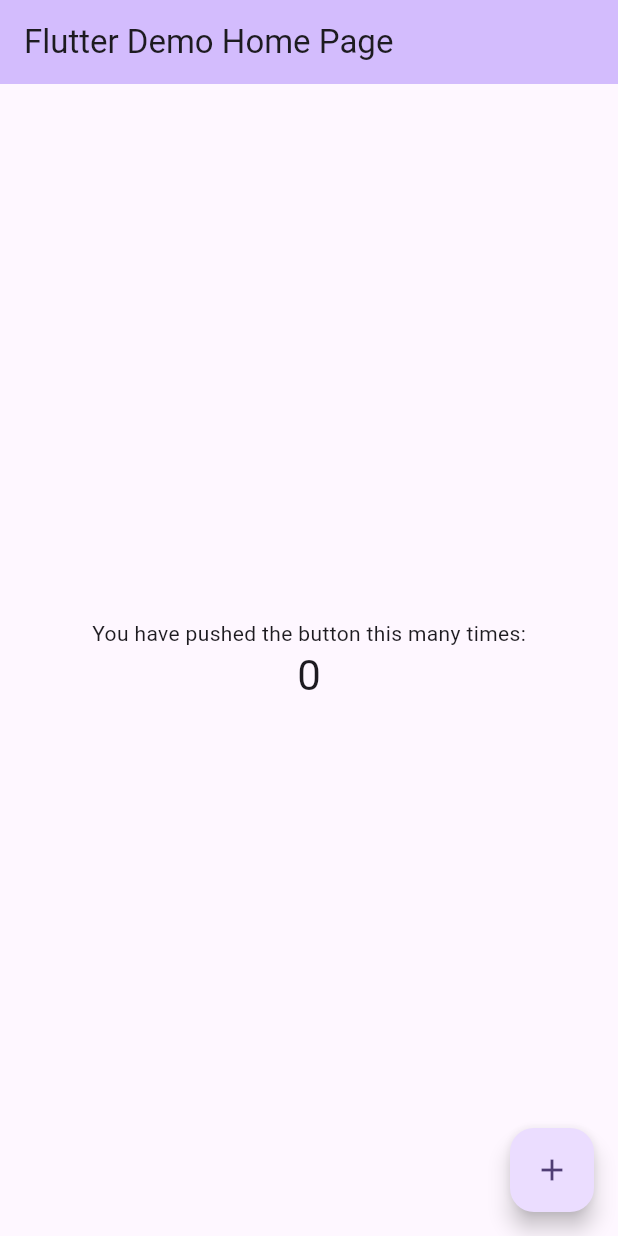
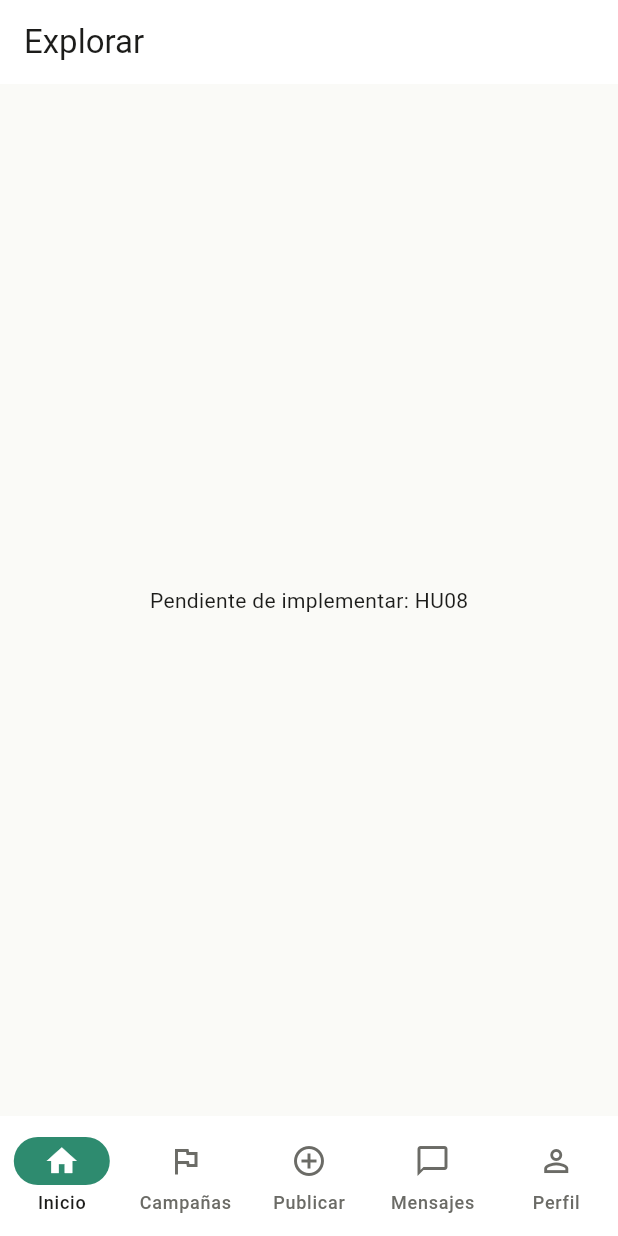
Before and after one commit to HamGarT/rehomeitApp, a Flutter app: the screen it shows after launch, on a phone screen of 412 x 824 dp. Run offline on Flutter 3.47's test engine with Material 3 defaults, Android fonts, the phone set to English and light mode, and no system bars; our stand-ins replace firebase_core, flutter_riverpod; accounts and stored records are empty.

Commit message:
Add app theme, navigation shell and Firebase initialization

```diff
--- /dev/null
+++ b/lib/app/app.dart
@@ -0,0 +1,19 @@
+import 'package:flutter/material.dart';
+
+import 'home_shell.dart';
+import 'theme.dart';
+
+class RehomeitApp extends StatelessWidget {
+  const RehomeitApp({super.key});
+
+  @override
+  Widget build(BuildContext context) {
+    return MaterialApp(
+      title: 'ReHomeIt',
+      theme: buildAppTheme(),
+      themeMode: ThemeMode.light,
+      debugShowCheckedModeBanner: false,
+      home: const HomeShell(),
+    );
+  }
+}
--- /dev/null
+++ b/lib/app/home_shell.dart
@@ -0,0 +1,65 @@
+import 'package:flutter/material.dart';
+
+class HomeShell extends StatefulWidget {
+  const HomeShell({super.key});
+
+  @override
+  State<HomeShell> createState() => _HomeShellState();
+}
+
+class _HomeShellState extends State<HomeShell> {
+  int _selectedIndex = 0;
+
+  static const _sections = <({String title, String pending})>[
+    (title: 'Explorar', pending: 'HU08'),
+    (title: 'Campañas', pending: 'HU15, HU16, HU17'),
+    (title: 'Publicar', pending: 'HU03, HU04, HU05, HU06, HU07'),
+    (title: 'Mensajes', pending: 'HU09'),
+    (title: 'Mi perfil', pending: 'HU18, HU20'),
+  ];
+
+  @override
+  Widget build(BuildContext context) {
+    final section = _sections[_selectedIndex];
+
+    return Scaffold(
+      appBar: AppBar(title: Text(section.title)),
+      body: Center(
+        child: Text('Pendiente de implementar: ${section.pending}'),
+      ),
+      bottomNavigationBar: NavigationBar(
+        selectedIndex: _selectedIndex,
+        onDestinationSelected: (index) {
+          setState(() => _selectedIndex = index);
+        },
+        destinations: const [
+          NavigationDestination(
+            icon: Icon(Icons.home_outlined),
+            selectedIcon: Icon(Icons.home),
+            label: 'Inicio',
+          ),
+          NavigationDestination(
+            icon: Icon(Icons.flag_outlined),
+            selectedIcon: Icon(Icons.flag),
+            label: 'Campañas',
+          ),
+          NavigationDestination(
+            icon: Icon(Icons.add_circle_outline),
+            selectedIcon: Icon(Icons.add_circle),
+            label: 'Publicar',
+          ),
+          NavigationDestination(
+            icon: Icon(Icons.chat_bubble_outline),
+            selectedIcon: Icon(Icons.chat_bubble),
+            label: 'Mensajes',
+          ),
+          NavigationDestination(
+            icon: Icon(Icons.person_outline),
+            selectedIcon: Icon(Icons.person),
+            label: 'Perfil',
+          ),
+        ],
+      ),
+    );
+  }
+}
--- a/lib/main.dart
+++ b/lib/main.dart
@@ -1,122 +1,14 @@
+import 'package:firebase_core/firebase_core.dart';
 import 'package:flutter/material.dart';
+import 'package:flutter_riverpod/flutter_riverpod.dart';
 
-void main() {
-  runApp(const MyApp());
+import 'app/app.dart';
+import 'firebase_options.dart';
+
+Future<void> main() async {
+  WidgetsFlutterBinding.ensureInitialized();
+  await Firebase.initializeApp(
+    options: DefaultFirebaseOptions.currentPlatform,
+  );
+  runApp(const ProviderScope(child: RehomeitApp()));
 }
-
-class MyApp extends StatelessWidget {
-  const MyApp({super.key});
-
-  // This widget is the root of your application.
-  @override
-  Widget build(BuildContext context) {
-    return MaterialApp(
-      title: 'Flutter Demo',
-      theme: ThemeData(
-        // This is the theme of your application.
-        //
-        // TRY THIS: Try running your application with "flutter run". You'll see
-        // the application has a purple toolbar. Then, without quitting the app,
-        // try changing the seedColor in the colorScheme below to Colors.green
-        // and then invoke "hot reload" (save your changes or press the "hot
-        // reload" button in a Flutter-supported IDE, or press "r" if you used
-        // the command line to start the app).
-        //
-        // Notice that the counter didn't reset back to zero; the application
-        // state is not lost during the reload. To reset the state, use hot
-        // restart instead.
-        //
-        // This works for code too, not just values: Most code changes can be
-        // tested with just a hot reload.
-        colorScheme: .fromSeed(seedColor: Colors.deepPurple),
-      ),
-      home: const MyHomePage(title: 'Flutter Demo Home Page'),
-    );
-  }
-}
-
-class MyHomePage extends StatefulWidget {
-  const MyHomePage({super.key, required this.title});
-
-  // This widget is the home page of your application. It is stateful, meaning
-  // that it has a State object (defined below) that contains fields that affect
-  // how it looks.
-
-  // This class is the configuration for the state. It holds the values (in this
-  // case the title) provided by the parent (in this case the App widget) and
-  // used by the build method of the State. Fields in a Widget subclass are
-  // always marked "final".
-
-  final String title;
-
-  @override
-  State<MyHomePage> createState() => _MyHomePageState();
-}
-
-class _MyHomePageState extends State<MyHomePage> {
-  int _counter = 0;
-
-  void _incrementCounter() {
-    setState(() {
-      // This call to setState tells the Flutter framework that something has
-      // changed in this State, which causes it to rerun the build method below
-      // so that the display can reflect the updated values. If we changed
-      // _counter without calling setState(), then the build method would not be
-      // called again, and so nothing would appear to happen.
-      _counter++;
-    });
-  }
-
-  @override
-  Widget build(BuildContext context) {
-    // This method is rerun every time setState is called, for instance as done
-    // by the _incrementCounter method above.
-    //
-    // The Flutter framework has been optimized to make rerunning build methods
-    // fast, so that you can just rebuild anything that needs updating rather
-    // than having to individually change instances of widgets.
-    return Scaffold(
-      appBar: AppBar(
-        // TRY THIS: Try changing the color here to a specific color (to
-        // Colors.amber, perhaps?) and trigger a hot reload to see the AppBar
-        // change color while the other colors stay the same.
-        backgroundColor: Theme.of(context).colorScheme.inversePrimary,
-        // Here we take the value from the MyHomePage object that was created by
-        // the App.build method, and use it to set our appbar title.
-        title: Text(widget.title),
-      ),
-      body: Center(
-        // Center is a layout widget. It takes a single child and positions it
-        // in the middle of the parent.
-        child: Column(
-          // Column is also a layout widget. It takes a list of children and
-          // arranges them vertically. By default, it sizes itself to fit its
-          // children horizontally, and tries to be as tall as its parent.
-          //
-          // Column has various properties to control how it sizes itself and
-          // how it positions its children. Here we use mainAxisAlignment to
-          // center the children vertically; the main axis here is the vertical
-          // axis because Columns are vertical (the cross axis would be
-          // horizontal).
-          //
-          // TRY THIS: Invoke "debug painting" (choose the "Toggle Debug Paint"
-          // action in the IDE, or press "p" in the console), to see the
-          // wireframe for each widget.
-          mainAxisAlignment: .center,
-          children: [
-            const Text('You have pushed the button this many times:'),
-            Text(
-              '$_counter',
-              style: Theme.of(context).textTheme.headlineMedium,
-            ),
-          ],
-        ),
-      ),
-      floatingActionButton: FloatingActionButton(
-        onPressed: _incrementCounter,
-        tooltip: 'Increment',
-        child: const Icon(Icons.add),
-      ),
-    );
-  }
-}
```
Also changed, not shown: lib/app/theme.dart (added, +29 -0 lines), lib/core/constants/app_colors.dart (added, +15 -0 lines), 2 other files.
